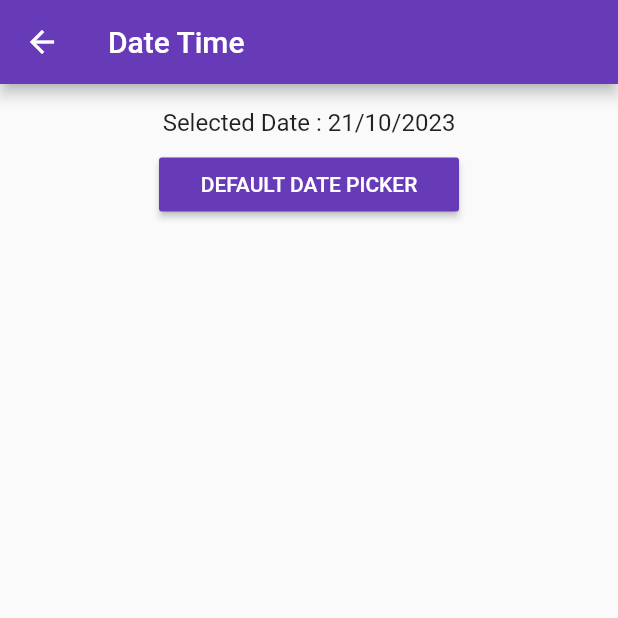
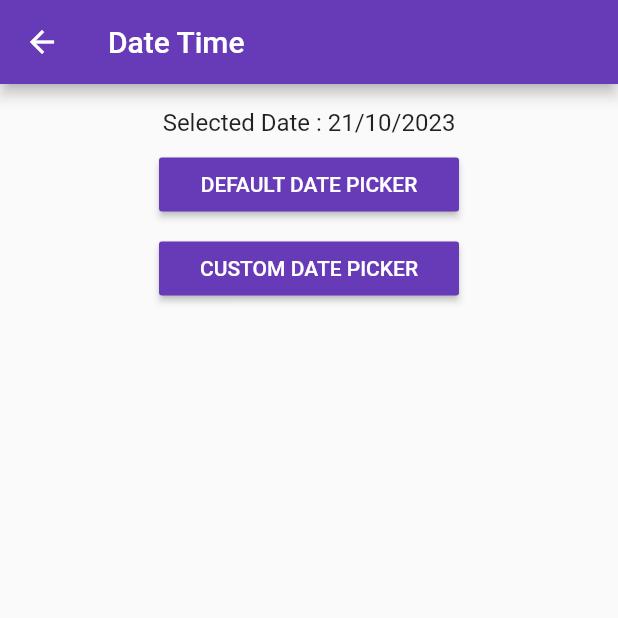
Before and after one commit to yoesuv/Flutter-Picker-Permission, a Flutter app: the DateTimeScreen screen opened by its route, on a phone screen of 412 x 824 dp, the top half of it. Run offline on Flutter 3.47's test engine with Material 2 defaults, Android fonts, the phone set to English and light mode, and no system bars; our stand-ins replace device_info_plus, dio, equatable, file_picker, flutter_bloc, flutter_local_notifications and 5 more; missing offline and left inert: app_settings, flutter_downloader, pausable_timer, record.

Commit message:
:tractor: add syncfusion date picker

```diff
--- a/lib/src/module/datetime/date_time_screen.dart
+++ b/lib/src/module/datetime/date_time_screen.dart
@@ -4,6 +4,7 @@ import 'package:flutter_picker/src/module/datetime/date_time_bloc.dart';
 import 'package:flutter_picker/src/module/datetime/date_time_event.dart';
 import 'package:flutter_picker/src/module/datetime/date_time_state.dart';
 import 'package:flutter_picker/src/widgets/my_button.dart';
+import 'package:syncfusion_flutter_datepicker/datepicker.dart';
 
 class DateTimeScreen extends StatefulWidget {
   static const routeName = 'date_time';
@@ -40,6 +41,8 @@ class _DateTimeScreenState extends State<DateTimeScreen> {
               _buildSelectedDate(),
               const SizedBox(height: 8),
               _buildDefaultDate(),
+              const SizedBox(height: 8),
+              _buildCustomDate(),
             ],
           ),
         ),
@@ -87,4 +90,20 @@ class _DateTimeScreenState extends State<DateTimeScreen> {
       ),
     );
   }
+
+  Widget _buildCustomDate() {
+    return Center(
+      child: MyButton(
+        title: 'CUSTOM DATE PICKER',
+        onPressed: () {
+          showModalBottomSheet(
+            context: context,
+            builder: (context) {
+              return SfDateRangePicker();
+            },
+          );
+        },
+      ),
+    );
+  }
 }
--- a/pubspec.yaml
+++ b/pubspec.yaml
@@ -49,6 +49,7 @@ dependencies:
   flutter_local_notifications: ^15.1.1
   flutter_downloader: ^1.11.1
   dio: ^5.3.2
+  syncfusion_flutter_datepicker: ^23.1.41
 
 dev_dependencies:
   flutter_test:
```
Also changed, not shown: pubspec.lock, 2 other files.
